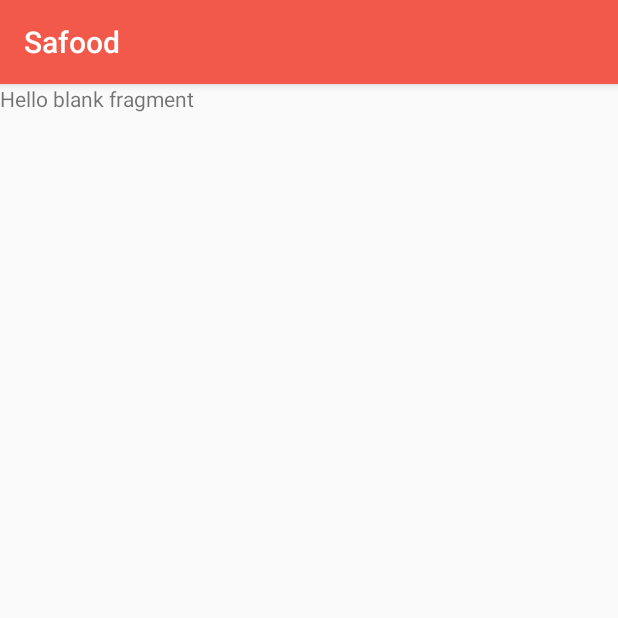
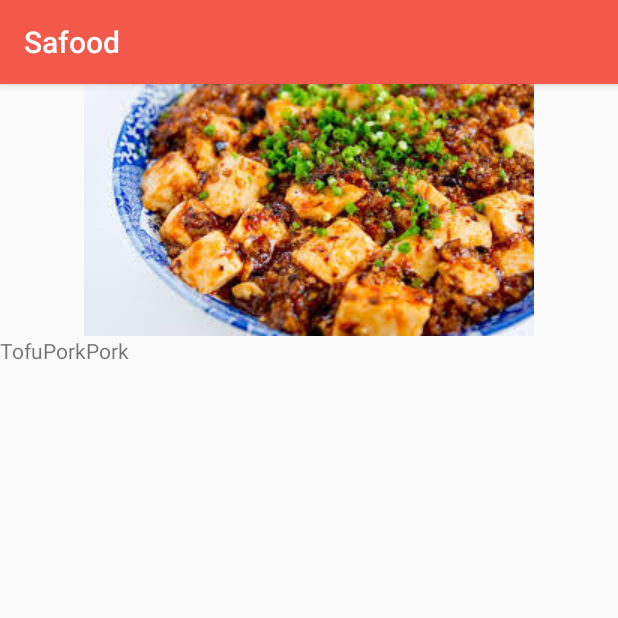
Before and after one commit to zzpudding/Safood, an Android app: the screen it shows after launch (RecipeActivity), after a tap on "Mapo Tofu", on a phone screen of 412 x 824 dp, the top half of it. Run offline under Robolectric (Android 15) with nearby library versions, the phone set to English and light mode, and no system bars.

Commit message:
From cook book to Recipe Detail

```diff
--- a/app/src/main/java/com/example/zhangyujia/asd/CookbookFragment.java
+++ b/app/src/main/java/com/example/zhangyujia/asd/CookbookFragment.java
@@ -138,7 +138,7 @@ public class CookbookFragment extends Fragment {
 
         @Override
         public void onClick(View view){
-            Intent intent=new Intent(getActivity(),RecipeActivity.class);
+            Intent intent=RecipeActivity.newIntent(getActivity(),mRecipe.getRecipeId());
             startActivity(intent);
         }
 
--- a/app/src/main/java/com/example/zhangyujia/asd/RecipeActivity.java
+++ b/app/src/main/java/com/example/zhangyujia/asd/RecipeActivity.java
@@ -1,5 +1,7 @@
 package com.example.zhangyujia.asd;
 
+import android.content.Context;
+import android.content.Intent;
 import android.net.Uri;
 import android.support.v4.app.Fragment;
 import android.support.v4.app.FragmentManager;
@@ -9,14 +11,23 @@ import android.os.Bundle;
 public class RecipeActivity extends SingleFragmentActivity implements RecipeFragment.OnFragmentInteractionListener
 
 {
-
+    private static final String EXTRA_RECIPE_ID = "com.example.zhangyujia.asd.recipe_id";
     @Override
     protected Fragment createFragment() {
-        return new RecipeFragment();
+        String recipeId=(String) getIntent().getStringExtra(EXTRA_RECIPE_ID);
+
+
+        return RecipeFragment.newInstance(recipeId);
 
     }
     @Override
     public void onFragmentInteraction(Uri uri){
         //you can leave it empty
     }
+
+    public static Intent newIntent(Context packageContext, String recipeId){
+        Intent intent = new Intent(packageContext, RecipeActivity.class);
+        intent.putExtra(EXTRA_RECIPE_ID,recipeId);
+        return intent;
+    }
 }
--- a/app/src/main/java/com/example/zhangyujia/asd/RecipeFragment.java
+++ b/app/src/main/java/com/example/zhangyujia/asd/RecipeFragment.java
@@ -7,6 +7,8 @@ import android.support.v4.app.Fragment;
 import android.view.LayoutInflater;
 import android.view.View;
 import android.view.ViewGroup;
+import android.widget.ImageView;
+import android.widget.TextView;
 
 
 /**
@@ -20,33 +22,44 @@ import android.view.ViewGroup;
 public class RecipeFragment extends Fragment {
     // TODO: Rename parameter arguments, choose names that match
     // the fragment initialization parameters, e.g. ARG_ITEM_NUMBER
-    private static final String ARG_PARAM1 = "param1";
+    private static final String ARG_RECIPE_ID = "recipe_id";
     private static final String ARG_PARAM2 = "param2";
 
     // TODO: Rename and change types of parameters
-    private String mParam1;
-    private String mParam2;
+    private String mRecipeId;
+//    private String mParam2;
+    private Recipe mRecipe;
+    private ImageView mRecipeImage;
+    private TextView mRecipeDetail;
 
     private OnFragmentInteractionListener mListener;
 
+//    Bundle args= new Bundle();
+//    args.putChar(ARG_MY_OBJECT,myObject);
+//    args.putInt(ARG_MY_INT,myInt);
+//    args.putCharSequence(ARG_MY_STRING,myString);
+
+
+
     public RecipeFragment() {
         // Required empty public constructor
+
     }
 
     /**
      * Use this factory method to create a new instance of
      * this fragment using the provided parameters.
      *
-     * @param param1 Parameter 1.
-     * @param param2 Parameter 2.
+     * /@param param1 Parameter 1.
+     * /@param param2 Parameter 2.
      * @return A new instance of fragment RecipeFragment.
      */
     // TODO: Rename and change types and number of parameters
-    public static RecipeFragment newInstance(String param1, String param2) {
+    public static RecipeFragment newInstance(String recipeId) {
         RecipeFragment fragment = new RecipeFragment();
         Bundle args = new Bundle();
-        args.putString(ARG_PARAM1, param1);
-        args.putString(ARG_PARAM2, param2);
+        args.putString(ARG_RECIPE_ID, recipeId);
+//        args.putString(ARG_PARAM2, param2);
         fragment.setArguments(args);
         return fragment;
     }
@@ -55,8 +68,9 @@ public class RecipeFragment extends Fragment {
     public void onCreate(Bundle savedInstanceState) {
         super.onCreate(savedInstanceState);
         if (getArguments() != null) {
-            mParam1 = getArguments().getString(ARG_PARAM1);
-            mParam2 = getArguments().getString(ARG_PARAM2);
+            mRecipeId = getArguments().getString(ARG_RECIPE_ID);
+            mRecipe = RecipeLab.get(getActivity()).getRecipe(mRecipeId);
+
         }
     }
 
@@ -64,7 +78,12 @@ public class RecipeFragment extends Fragment {
     public View onCreateView(LayoutInflater inflater, ViewGroup container,
                              Bundle savedInstanceState) {
         // Inflate the layout for this fragment
-        return inflater.inflate(R.layout.fragment_recipe, container, false);
+        View view = inflater.inflate(R.layout.fragment_recipe, container, false);
+        mRecipeImage= (ImageView) view.findViewById(R.id.recipe_image);
+        mRecipeImage.setImageResource(mRecipe.getImageId());
+        mRecipeDetail=(TextView) view.findViewById(R.id.recipe_detail);
+        mRecipeDetail.setText(mRecipe.getIngredient1()+mRecipe.getIngredient2()+mRecipe.getIngredient2());
+        return view;
     }
 
     // TODO: Rename method, update argument and hook method into UI event
@@ -105,4 +124,13 @@ public class RecipeFragment extends Fragment {
         // TODO: Update argument type and name
         void onFragmentInteraction(Uri uri);
     }
+
+//    public static RecipeFragment newInstance(String recipeId){
+//        Bundle args=new Bundle();
+//        args.putCharSequence(ARG_RECIPE_ID,recipeId);
+//
+//        RecipeFragment fragment = new RecipeFragment();
+//        fragment.setArguments(args);
+//        return fragment;
+//    }
 }
--- a/app/src/main/java/com/example/zhangyujia/asd/RecipeLab.java
+++ b/app/src/main/java/com/example/zhangyujia/asd/RecipeLab.java
@@ -33,12 +33,12 @@ public class RecipeLab {
     public List<Recipe> getRecipes() {
         return mRecipes;
     }
-//    public Recipe getRecipe(UUID id){
-//        for (Recipe recipe : mRecipes){
-//            if(recipe.getId ().equals(id)){
-//                return recipe;
-//            }
-//        }
-//        return null;
-//    }
+    public Recipe getRecipe(String id){
+        for (Recipe recipe : mRecipes){
+            if(recipe.getRecipeId ().equals(id)){
+                return recipe;
+            }
+        }
+        return null;
+    }
 }
--- a/app/src/main/res/layout/fragment_recipe.xml
+++ b/app/src/main/res/layout/fragment_recipe.xml
@@ -1,14 +1,21 @@
 <?xml version="1.0" encoding="utf-8"?>
-<FrameLayout xmlns:android="http://schemas.android.com/apk/res/android"
+<LinearLayout xmlns:android="http://schemas.android.com/apk/res/android"
     xmlns:tools="http://schemas.android.com/tools"
     android:layout_width="match_parent"
     android:layout_height="match_parent"
+    android:orientation="vertical"
     tools:context=".RecipeFragment">
 
     <!-- TODO: Update blank fragment layout -->
+    <ImageView
+        android:id="@+id/recipe_image"
+        android:layout_width="match_parent"
+        android:layout_height="wrap_content" />
+
     <TextView
+        android:id="@+id/recipe_detail"
         android:layout_width="match_parent"
         android:layout_height="match_parent"
         android:text="@string/hello_blank_fragment" />
 
-</FrameLayout>
+</LinearLayout>
```
